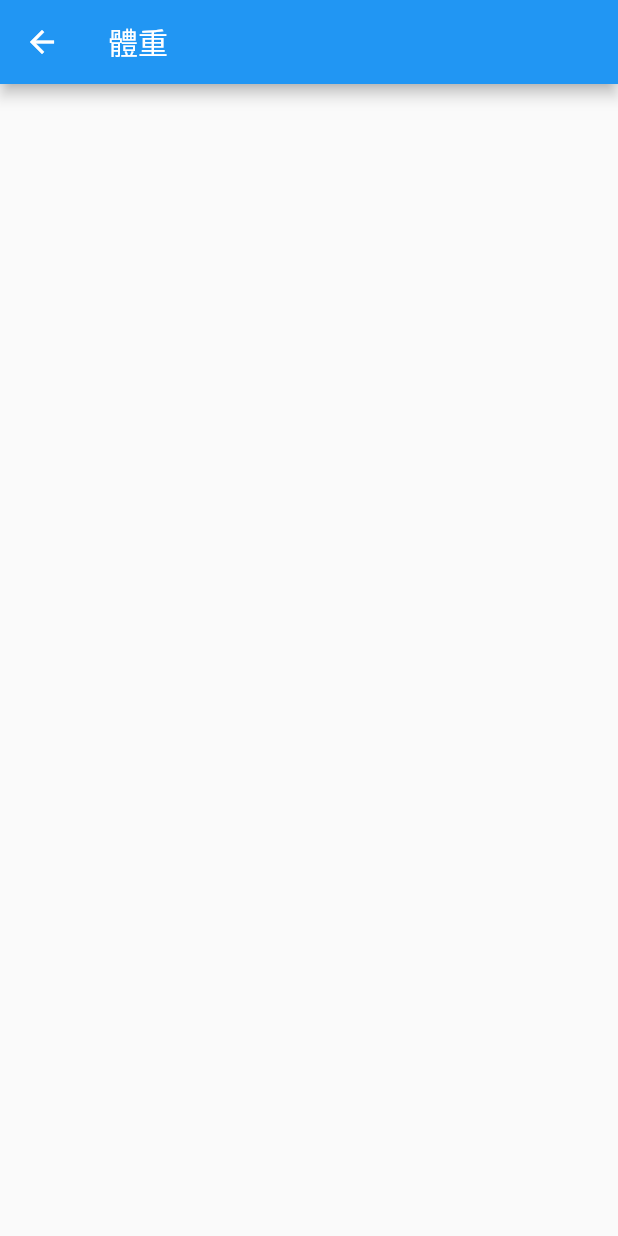
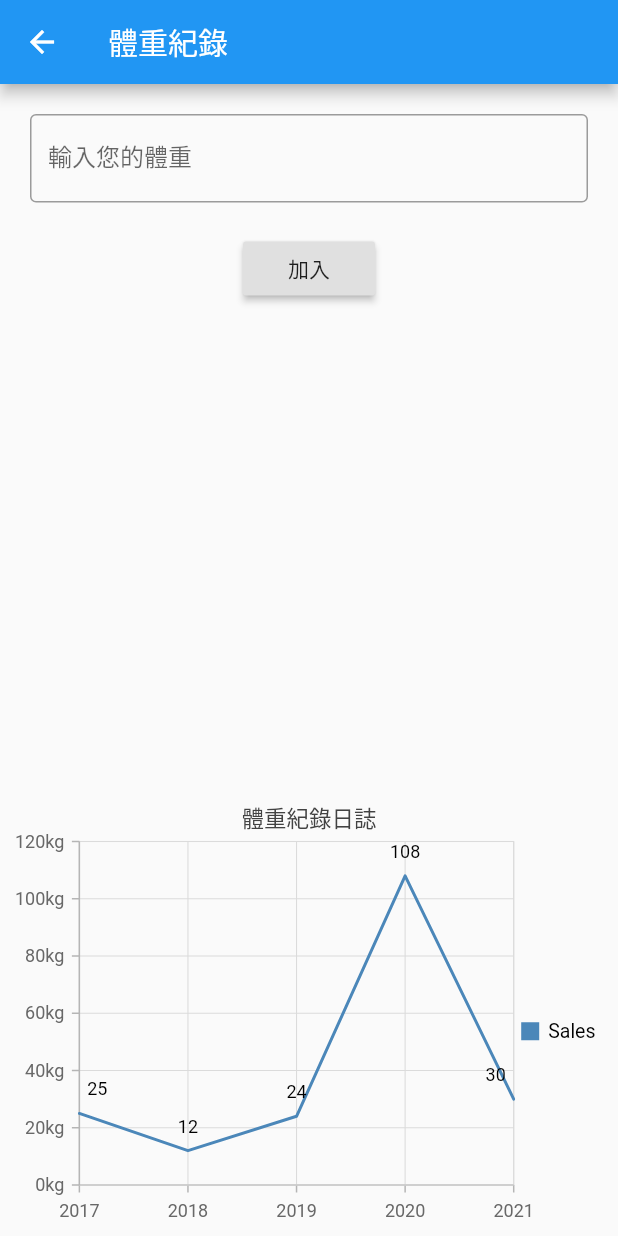
Before and after one commit to Clark1945/flutter_health_diary, a Flutter app: the weight screen opened directly, on a phone screen of 412 x 824 dp. Run offline on Flutter 3.47's test engine with Material 2 defaults, Android fonts, the phone set to English and light mode, and no system bars; our stand-ins replace syncfusion_flutter_charts.

Commit message:
Add Weight Line Chart and addList

```diff
--- a/health1/lib/main.dart
+++ b/health1/lib/main.dart
@@ -77,6 +77,7 @@ class  preface extends StatelessWidget {
                   hintText: "請輸入您的體重"
               ),
             ),
+
           ],
         ),
       ),
--- a/health1/lib/weigh.dart
+++ b/health1/lib/weigh.dart
@@ -1,6 +1,9 @@
 import 'package:flutter/material.dart';
 import "package:flutter/rendering.dart";
+import "package:syncfusion_flutter_charts/charts.dart";
+import 'package:intl/intl.dart';
 import "dart:developer";
+
 
 void main() {
   runApp(
@@ -9,7 +12,6 @@ void main() {
       )
   );
 }
-
 class weight extends StatefulWidget {
   const weight({Key? key}) : super(key: key);
 
@@ -18,13 +20,111 @@ class weight extends StatefulWidget {
 }
 
 class _weightState extends State<weight> {
+
+  final List<String> names = <String>[];  //預先加入的資料集
+  //final List<int> msgCount = <int>[2, 10];  //預先加入的資料集
+  TextEditingController nameController = TextEditingController();//擷取文字用
+  late List<SalesData> _chartData;
+  late TooltipBehavior _tooltipBehavior;
+
+  @override
+  void initState(){
+    _chartData = getChartData();
+    _tooltipBehavior = TooltipBehavior(enable: true);
+    super.initState();
+  }
+
+  void addItemToList(){
+    setState(() {
+      names.insert(0,nameController.text);
+//      msgCount.insert(0, 0); //insert在0的位置加入0
+    });
+  }
+
+
   @override
   Widget build(BuildContext context) {
     return Scaffold(
       appBar: new AppBar(
-        title: Text("體重"),
+        title: Text("體重紀錄"),
       ),
-      body: Container(),
+      body: Column(
+          children: <Widget>[
+            Padding(  //用來設置Padding用的Widget
+              padding: EdgeInsets.all(20),
+              child: TextField(
+                controller: nameController,
+                decoration: InputDecoration(
+                  border: OutlineInputBorder(), //外框線
+                  labelText: '輸入您的體重',  //Label
+                ),
+              ),
+            ),
+            RaisedButton(
+              child: Text('加入'),
+              onPressed: () {
+                addItemToList(); //呼叫方法
+              },
+            ),
+            Expanded(
+                child: ListView.builder(
+                    padding: const EdgeInsets.all(8),
+                    itemCount: names.length,
+                    itemBuilder: (BuildContext context, int index) {
+                      return Container(
+                        height: 50,
+                        margin: EdgeInsets.all(2),
+                        color: Colors.blue,
+                        //                        msgCount[index]>=10? Colors.blue[400]:
+//                        msgCount[index]>3? Colors.blue[100]: Colors.grey,
+                        child: Center(
+                            child: Text('${names[index]} ',
+                              style: TextStyle(fontSize: 18),
+                            )
+                        ),
+                      );
+                    }
+                )
+            ),
+            SfCartesianChart(
+              title: ChartTitle(text: "體重紀錄日誌",
+              ),
+              legend: Legend(isVisible: true), //顯示下面標籤
+              tooltipBehavior: _tooltipBehavior,
+              series: <ChartSeries>[
+                LineSeries<SalesData,double>(
+                    name: 'Sales',  //改變標籤名稱
+                    dataSource: _chartData,
+                    xValueMapper: (SalesData sales, _) => sales.year,  //X軸的資料
+                    yValueMapper: (SalesData sales, _) => sales.sales,  //Y軸的資料
+                    dataLabelSettings: DataLabelSettings(isVisible: true),
+                    enableTooltip: true  //final enable tooltip
+                )
+              ],
+              primaryXAxis: NumericAxis(edgeLabelPlacement: EdgeLabelPlacement.shift),
+              primaryYAxis: NumericAxis(
+                labelFormat: '{value}kg',
+                //numberFormat: NumberFormat.simpleCurrency(decimalDigits: 0) //$設定US為Default
+              ),
+            ),
+          ]
+      )
     );
   }
+  List<SalesData> getChartData(){
+    final List<SalesData> chartData = [
+      SalesData(2017, 25),
+      SalesData(2018, 12),
+      SalesData(2019, 24),
+      SalesData(2020, 108),
+      SalesData(2021, 30),
+    ];
+    return chartData;
+  }
 }
+
+class SalesData{
+  SalesData(this.year,this.sales);
+  final double year;
+  final double sales;
+}
--- a/health1/pubspec.yaml
+++ b/health1/pubspec.yaml
@@ -34,6 +34,7 @@ dependencies:
   # The following adds the Cupertino Icons font to your application.
   # Use with the CupertinoIcons class for iOS style icons.
   cupertino_icons: ^1.0.2
+  syncfusion_flutter_charts: ^18.4.49
 
 dev_dependencies:
   flutter_test:
```
Also changed, not shown: health1/pubspec.lock.
